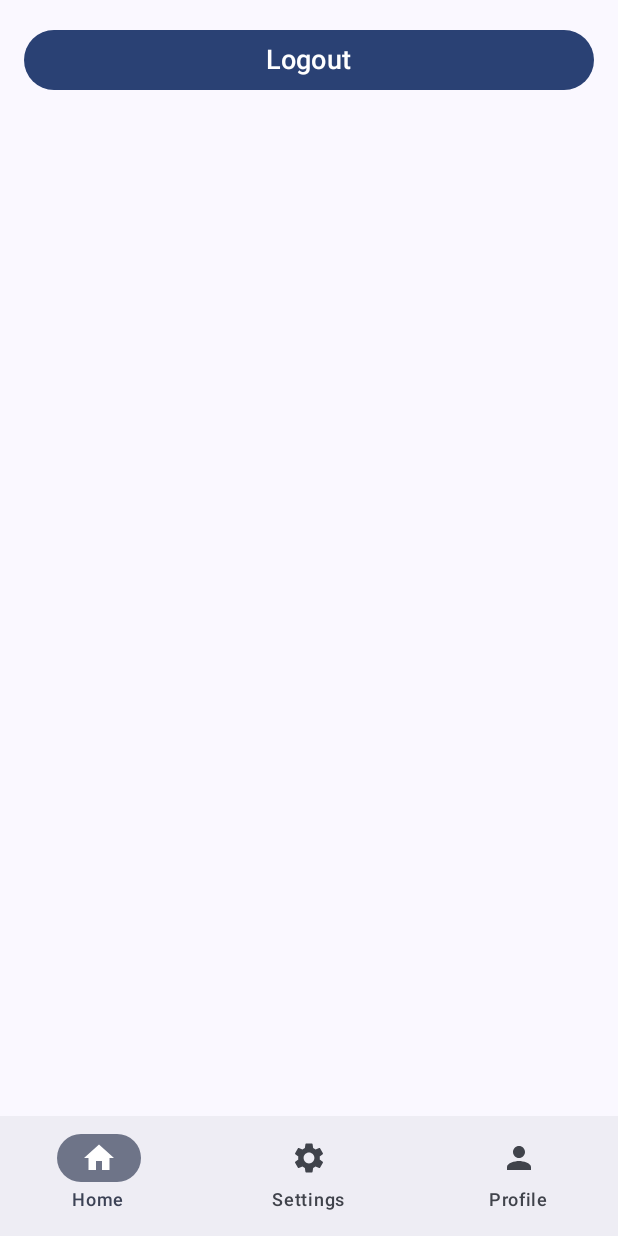
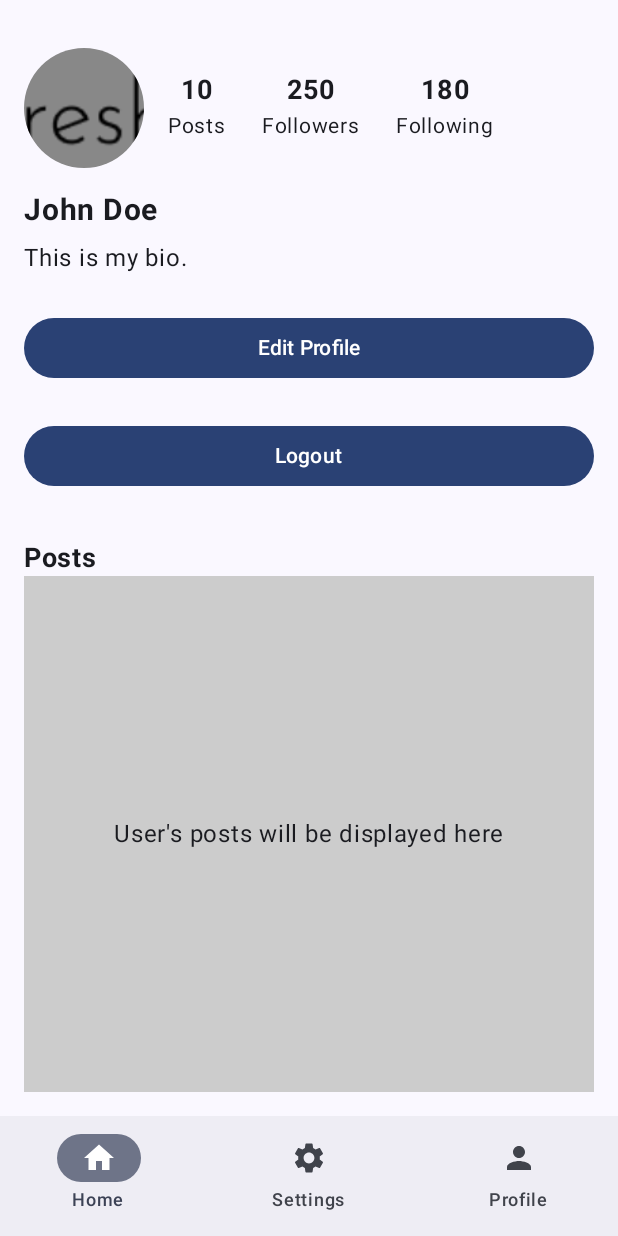
Before and after one commit to TheChemistWhite/FreshPlate, an Android app built with Jetpack Compose: the ProfilePage screen opened through its navigation route, on a phone screen of 412 x 824 dp. Run offline under Robolectric (Android 15) with nearby library versions, the light colour scheme and no system bars; our stand-ins replace Firebase (no records; nobody signed in at launch, a user with empty details on screens opened directly), livedata-compose.

Commit message:
Created profilePage

```diff
--- a/app/build.gradle.kts
+++ b/app/build.gradle.kts
@@ -70,6 +70,7 @@ dependencies {
     implementation(libs.androidx.runtime.livedata)
     implementation(libs.firebase.database)
     implementation(libs.firebase.storage)
+    implementation(libs.firebase.firestore.ktx)
     testImplementation(libs.junit)
     androidTestImplementation(libs.androidx.junit)
     androidTestImplementation(libs.androidx.espresso.core)
--- a/app/src/main/java/com/example/freshplate/MainActivity.kt
+++ b/app/src/main/java/com/example/freshplate/MainActivity.kt
@@ -12,6 +12,8 @@ import androidx.compose.ui.Modifier
 import com.example.freshplate.authentication.AuthViewModel
 import com.example.freshplate.navbar.NavigationBar
 import com.example.freshplate.ui.theme.FreshPlateTheme
+import com.google.firebase.Firebase
+import com.google.firebase.firestore.firestore
 
 class MainActivity : ComponentActivity() {
 
@@ -19,7 +21,7 @@ class MainActivity : ComponentActivity() {
         super.onCreate(savedInstanceState)
         enableEdgeToEdge()
         val authViewModel : AuthViewModel by viewModels()
-
+        Firebase.firestore
         // Set up content using Compose
         setContent {
             FreshPlateTheme {
--- a/app/src/main/java/com/example/freshplate/authentication/user.kt
+++ b/app/src/main/java/com/example/freshplate/authentication/user.kt
@@ -1,11 +1,9 @@
 package com.example.freshplate.authentication
 
-class user(
+data class user(
     var username: String? = null,
     var email: String? = null,
     var password: String?=null,
-    var bio: String? = null
-) {
-
-
-}
+    var bio: String? = null,
+    var image: String? = null
+)
--- a/app/src/main/java/com/example/freshplate/pages/ProfilePage.kt
+++ b/app/src/main/java/com/example/freshplate/pages/ProfilePage.kt
@@ -1,39 +1,172 @@
 package com.example.freshplate.pages
 
+import androidx.compose.foundation.Image
+import androidx.compose.foundation.background
+import androidx.compose.foundation.layout.Box
 import androidx.compose.foundation.layout.Column
+import androidx.compose.foundation.layout.Row
+import androidx.compose.foundation.layout.Spacer
+import androidx.compose.foundation.layout.fillMaxSize
 import androidx.compose.foundation.layout.fillMaxWidth
+import androidx.compose.foundation.layout.height
 import androidx.compose.foundation.layout.padding
+import androidx.compose.foundation.layout.size
+import androidx.compose.foundation.layout.width
+import androidx.compose.foundation.shape.CircleShape
 import androidx.compose.material3.Button
 import androidx.compose.material3.Text
 import androidx.compose.runtime.Composable
+import androidx.compose.runtime.LaunchedEffect
+import androidx.compose.runtime.getValue
 import androidx.compose.runtime.livedata.observeAsState
+import androidx.compose.runtime.mutableIntStateOf
+import androidx.compose.runtime.mutableStateOf
+import androidx.compose.runtime.remember
+import androidx.compose.runtime.setValue
+import androidx.compose.ui.Alignment
 import androidx.compose.ui.Modifier
+import androidx.compose.ui.draw.clip
+import androidx.compose.ui.graphics.Color
+import androidx.compose.ui.layout.ContentScale
+import androidx.compose.ui.res.painterResource
+import androidx.compose.ui.text.font.FontWeight
 import androidx.compose.ui.unit.dp
 import androidx.compose.ui.unit.sp
+import com.example.freshplate.R
 import com.example.freshplate.authentication.AuthState
 import com.example.freshplate.authentication.AuthViewModel
+import com.example.freshplate.authentication.user
 import com.google.firebase.auth.FirebaseAuth
-import com.google.firebase.database.DatabaseReference
+import com.google.firebase.database.DataSnapshot
+import com.google.firebase.database.DatabaseError
 import com.google.firebase.database.FirebaseDatabase
-
+import com.google.firebase.database.ValueEventListener
 
 @Composable
 fun ProfilePage(modifier: Modifier = Modifier, authViewModel: AuthViewModel) {
 
     val authState = authViewModel.authState.observeAsState()
 
-    Column(modifier = modifier) {
+    // Mock data for now
+    var username by remember { mutableStateOf("John Doe") }
+    var bio by remember { mutableStateOf("This is my bio.") }
+    val postsCount by remember { mutableIntStateOf(10) }
+    val followersCount by remember { mutableIntStateOf(250) }
+    val followingCount by remember { mutableIntStateOf(180) }
+    var profileImageUrl by remember { mutableStateOf("") } // Image URL from Firebase Storage
+
+    LaunchedEffect(authState.value) {
+        if (authState.value == AuthState.Authenticated) {
+            // Fetch user data from Firebase when authenticated
+            val uid = FirebaseAuth.getInstance().currentUser?.uid
+            val dbRef = FirebaseDatabase.getInstance().getReference("Users").child(uid!!)
+
+            dbRef.addListenerForSingleValueEvent(object : ValueEventListener {
+                override fun onDataChange(snapshot: DataSnapshot) {
+                    // Assuming user has username, bio, profileImage, etc.
+                    val user = snapshot.getValue(user::class.java)
+                    username = user?.username ?: "John Doe"
+                    bio = user?.bio ?: "This is my bio."
+                    profileImageUrl = user?.image ?: ""
+                    // You can also update postsCount, followersCount, followingCount as needed
+                }
+
+                override fun onCancelled(error: DatabaseError) {
+                    // Handle error
+                }
+            })
+        }
+    }
+
+    Column(
+        modifier = modifier
+            .fillMaxSize()
+            .padding(16.dp)
+    ) {
+        // Top Profile Section with Image, Username and Stats
+        Row(
+            modifier = Modifier
+                .fillMaxWidth()
+                .padding(vertical = 16.dp),
+            verticalAlignment = Alignment.CenterVertically
+        ) {
+            // Profile Image
+            Image(
+                painter = if (profileImageUrl.isEmpty()) painterResource(id = R.drawable.freshplate) else painterResource(id = R.drawable.freshplate),
+                contentDescription = "Profile Image",
+                modifier = Modifier
+                    .size(80.dp)
+                    .clip(CircleShape)
+                    .background(Color.Gray),
+                contentScale = ContentScale.Crop
+            )
+
+            Spacer(modifier = Modifier.width(16.dp))
+
+            // User Stats (Posts, Followers, Following)
+            Column(horizontalAlignment = Alignment.CenterHorizontally) {
+                Text(text = "$postsCount", fontSize = 18.sp, fontWeight = FontWeight.Bold)
+                Text(text = "Posts", fontSize = 14.sp)
+            }
+
+            Spacer(modifier = Modifier.width(24.dp))
+
+            Column(horizontalAlignment = Alignment.CenterHorizontally) {
+                Text(text = "$followersCount", fontSize = 18.sp, fontWeight = FontWeight.Bold)
+                Text(text = "Followers", fontSize = 14.sp)
+            }
+
+            Spacer(modifier = Modifier.width(24.dp))
+
+            Column(horizontalAlignment = Alignment.CenterHorizontally) {
+                Text(text = "$followingCount", fontSize = 18.sp, fontWeight = FontWeight.Bold)
+                Text(text = "Following", fontSize = 14.sp)
+            }
+        }
+
+        // Username and Bio
+        Text(text = username, fontSize = 20.sp, fontWeight = FontWeight.Bold)
+        Spacer(modifier = Modifier.height(8.dp))
+        Text(text = bio, fontSize = 16.sp)
+
+        Spacer(modifier = Modifier.height(16.dp))
+
+        // Edit Profile Button
+        Button(
+            onClick = {
+                // Handle edit profile logic
+            },
+            modifier = Modifier
+                .fillMaxWidth()
+                .padding(vertical = 8.dp)
+        ) {
+            Text("Edit Profile")
+        }
+
+        Spacer(modifier = Modifier.height(16.dp))
+
+        // Logout Button
         Button(
             onClick = {
                 authViewModel.logout()
             },
             enabled = authState.value != AuthState.Loading,
+            modifier = Modifier.fillMaxWidth()
+        ) {
+            Text("Logout")
+        }
+
+        Spacer(modifier = Modifier.height(32.dp))
+
+        // Grid Layout for User Posts (Simple Placeholder for now)
+        Text(text = "Posts", fontSize = 18.sp, fontWeight = FontWeight.Bold)
+        // TODO: Add grid of user posts
+        Box(
             modifier = Modifier
-                .fillMaxWidth()
-                .padding(16.dp)
+                .fillMaxSize()
+                .background(Color.LightGray)
         ) {
-            Text("Logout", fontSize = 18.sp)
+            Text(text = "User's posts will be displayed here", modifier = Modifier.align(Alignment.Center))
         }
     }
-
 }
--- a/gradle/libs.versions.toml
+++ b/gradle/libs.versions.toml
@@ -19,6 +19,7 @@ navigationCompose = "2.7.7"
 runtimeLivedata = "1.6.8"
 firebaseDatabase = "21.0.0"
 firebaseStorage = "21.0.0"
+firebaseFirestoreKtx = "25.1.0"
 
 [libraries]
 androidx-core-ktx = { group = "androidx.core", name = "core-ktx", version.ref = "coreKtx" }
@@ -45,6 +46,7 @@ androidx-navigation-compose = { group = "androidx.navigation", name = "navigatio
 androidx-runtime-livedata = { group = "androidx.compose.runtime", name = "runtime-livedata", version.ref = "runtimeLivedata" }
 firebase-database = { group = "com.google.firebase", name = "firebase-database", version.ref = "firebaseDatabase" }
 firebase-storage = { group = "com.google.firebase", name = "firebase-storage", version.ref = "firebaseStorage" }
+firebase-firestore-ktx = { group = "com.google.firebase", name = "firebase-firestore-ktx", version.ref = "firebaseFirestoreKtx" }
 
 [plugins]
 android-application = { id = "com.android.application", version.ref = "agp" }
```
